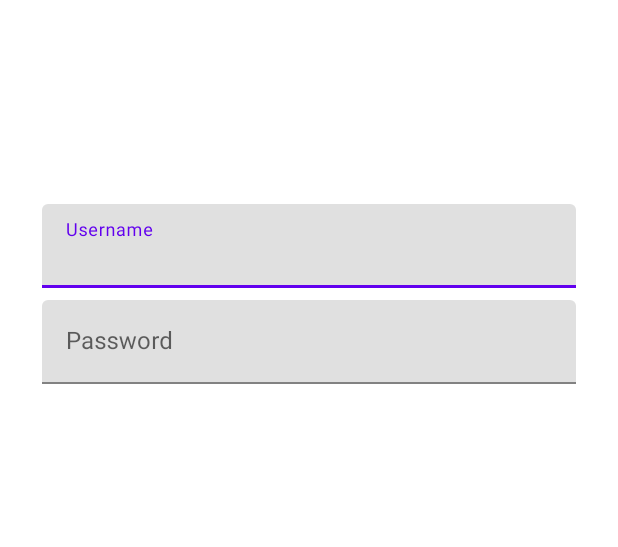
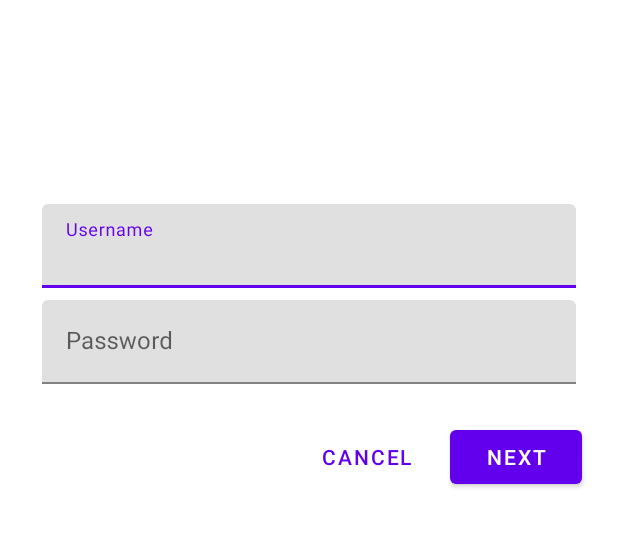
Before and after one commit to Sempro97/AppartamentoFacile, an Android app: the screen it shows after launch (MainActivity), on a phone screen of 412 x 824 dp, the part 261-808 px from its top. Run offline under Robolectric (Android 15) with nearby library versions, the phone set to English and light mode, and no system bars.

```diff
--- a/app/src/main/java/com/example/appartamentofacile/LoginFragment.java
+++ b/app/src/main/java/com/example/appartamentofacile/LoginFragment.java
@@ -1,12 +1,19 @@
 package com.example.appartamentofacile;
 
 import android.os.Bundle;
+import android.text.Editable;
+import android.view.KeyEvent;
 import android.view.LayoutInflater;
 import android.view.View;
 import android.view.ViewGroup;
 
 import androidx.annotation.NonNull;
+import androidx.annotation.Nullable;
 import androidx.fragment.app.Fragment;
+
+import com.google.android.material.button.MaterialButton;
+import com.google.android.material.textfield.TextInputEditText;
+import com.google.android.material.textfield.TextInputLayout;
 
 public class LoginFragment extends Fragment {
 
@@ -15,11 +22,43 @@ public class LoginFragment extends Fragment {
             @NonNull LayoutInflater inflater, ViewGroup container, Bundle savedInstanceState) {
         // Inflate the layout for this fragment
         View view = inflater.inflate(R.layout.af_login_fragment, container, false);
+        final TextInputLayout passwordTextInput = view.findViewById(R.id.password_text_input);
+        final TextInputEditText passwordEditText = view.findViewById(R.id.password_edit_text);
+        MaterialButton nextButton = view.findViewById(R.id.next_button);
 
-        // Snippet from "Navigate to the next Fragment" section goes here.
+        // Set an error if the password is less than 8 characters.
+        nextButton.setOnClickListener(new View.OnClickListener() {
+            @Override
+            public void onClick(View view) {
+                if (!isPasswordValid(passwordEditText.getText())) {
+                    passwordTextInput.setError(getString(R.string.shr_error_password));
+                } else {
+                    passwordTextInput.setError(null); // Clear the error
+                    ((NavigationHost) getActivity()).navigateTo(new ProductGridFragment(), false); // Navigate to the next Fragment
+                }
+            }
+        });
+
+        // Clear the error once more than 8 characters are typed.
+        passwordEditText.setOnKeyListener(new View.OnKeyListener() {
+            @Override
+            public boolean onKey(View view, int i, KeyEvent keyEvent) {
+                if (isPasswordValid(passwordEditText.getText())) {
+                    passwordTextInput.setError(null); //Clear the error
+                }
+                return false;
+            }
+        });
+
 
         return view;
     }
 
-    // "isPasswordValid" from "Navigate to the next Fragment" section method goes here
+    /*
+        In reality, this will have more complex logic including, but not limited to, actual
+        authentication of the username and password.
+    */
+    private boolean isPasswordValid(@Nullable Editable text) {
+        return text != null && text.length() >= 8;
+    }
 }
--- a/app/src/main/res/layout/af_login_fragment.xml
+++ b/app/src/main/res/layout/af_login_fragment.xml
@@ -58,9 +58,32 @@
                 android:layout_width="match_parent"
                 android:layout_height="wrap_content"
                 android:inputType="textPassword"/>
-        </com.google.android.material.textfield.TextInputLayout>
+            </com.google.android.material.textfield.TextInputLayout>
 
-        <!-- Snippet from "Add buttons" section goes here. -->
+        <RelativeLayout
+            android:layout_width="match_parent"
+            android:layout_height="wrap_content">
+
+            <com.google.android.material.button.MaterialButton
+                android:id="@+id/next_button"
+                android:layout_width="wrap_content"
+                android:layout_height="wrap_content"
+                android:layout_alignParentEnd="true"
+                android:layout_alignParentRight="true"
+                android:text="@string/shr_button_next" />
+
+            <com.google.android.material.button.MaterialButton
+                android:id="@+id/cancel_button"
+                style="@style/Widget.MaterialComponents.Button.TextButton"
+                android:layout_width="wrap_content"
+                android:layout_height="wrap_content"
+                android:layout_marginEnd="12dp"
+                android:layout_marginRight="12dp"
+                android:layout_toStartOf="@id/next_button"
+                android:layout_toLeftOf="@id/next_button"
+                android:text="@string/shr_button_cancel" />
+
+        </RelativeLayout>
 
     </LinearLayout>
 </ScrollView>
--- a/app/src/main/res/values/strings.xml
+++ b/app/src/main/res/values/strings.xml
@@ -2,4 +2,8 @@
     <string name="af_app_name">Appartamento Facile</string>
     <string name="af_hint_username">Username</string>
     <string name="af_hint_password">Password</string>
+    <string name="shr_button_next">next</string>
+    <string name="shr_button_cancel">cancel</string>
+    <string name="shr_error_password">Password must contain at least 8 characters.</string>
+    <string name="af_filter_title">Filter</string>
 </resources>
```
Also changed, not shown: app/src/main/java/com/example/appartamentofacile/ProductGridFragment.java (added, +47 -0 lines), app/src/main/res/drawable-v24/af_filter.xml (added, +12 -0 lines), app/src/main/res/drawable-v24/af_menu.xml (added, +10 -0 lines), app/src/main/res/layout/af_product_grid_fragment.xml (added, +22 -0 lines), app/src/main/res/menu/af_toolbar_menu.xml (added, +10 -0 lines).
